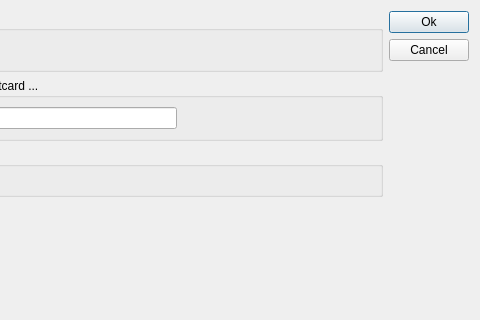
Qt form client/dlgpaneluse.ui (tbikfalvi/Belenus) before a commit; both pictures show x 98 to 578 and y 0 to 320 of the 578 by 448 pixel window.
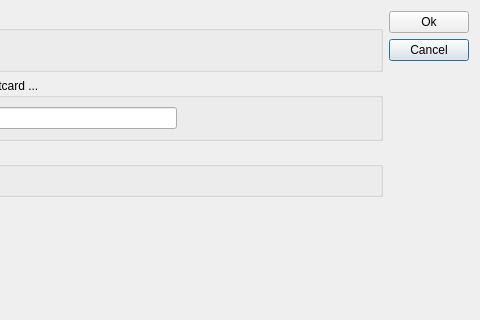
The same form after that commit.

Patch:
```diff
--- a/client/dlgpaneluse.ui
+++ b/client/dlgpaneluse.ui
@@ -198,6 +198,9 @@
        <property name="text">
         <string>Ok</string>
        </property>
+       <property name="autoDefault">
+        <bool>false</bool>
+       </property>
       </widget>
      </item>
      <item>
```
Left out of the diff: 8 changed lines with no effect on the pictures.
